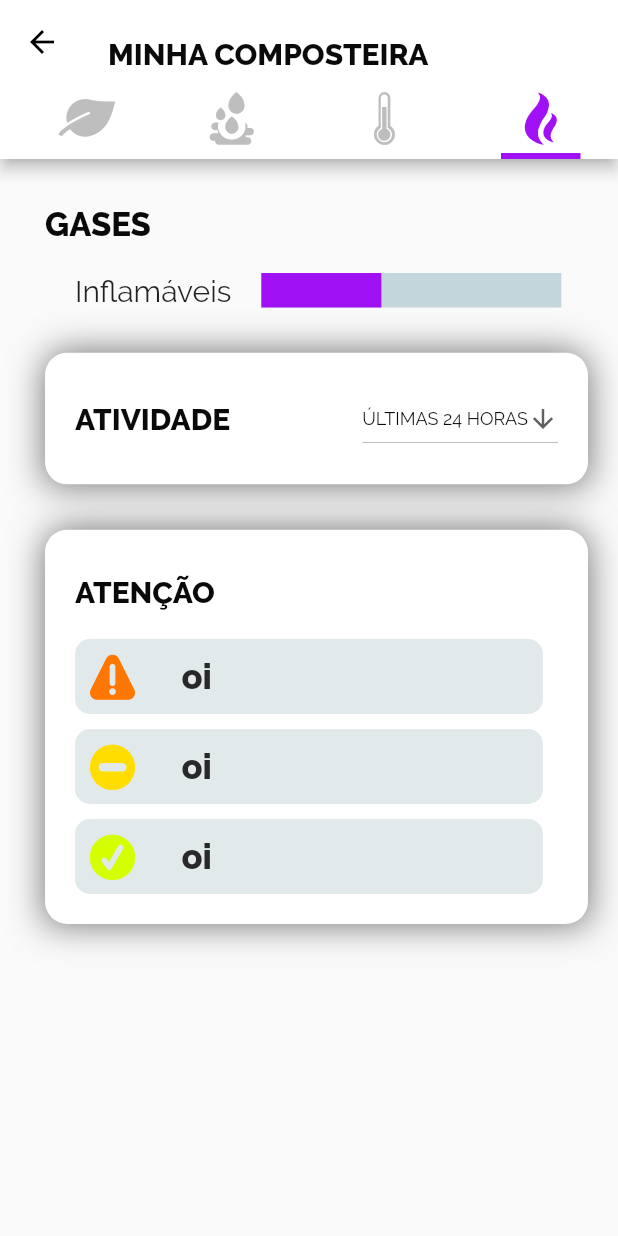
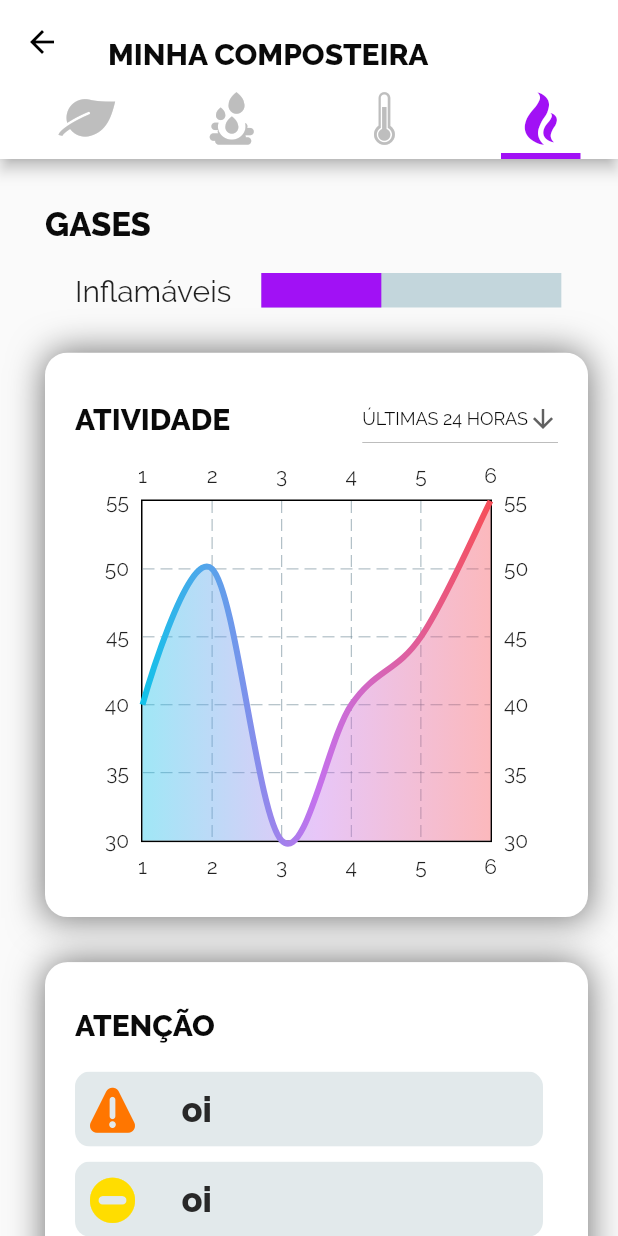
Before and after one commit to GabrielleBarbosa/SmartHummus, a Flutter app: the ComposterScreen screen opened directly, tab 4 chosen, on a phone screen of 412 x 824 dp. Run offline on Flutter 3.47's test engine with Material 2 defaults, Android fonts, the light colour scheme and no system bars; drawn by our look-alikes of fl_chart, percent_indicator; our stand-ins replace firebase_auth, google_fonts, google_sign_in; accounts and stored records are empty.

Commit message:
gráficos com fl_charts

```diff
--- a/app/smarthummus_app/lib/cards/chart_card.dart
+++ b/app/smarthummus_app/lib/cards/chart_card.dart
@@ -1,14 +1,67 @@
+import 'package:fl_chart/fl_chart.dart';
 import 'package:flutter/material.dart';
 import 'package:google_fonts/google_fonts.dart';
 
 class ChartCard extends StatefulWidget {
+
+  List<double> valores;
+
+  ChartCard(this.valores);
+
   @override
-  _ChartCardState createState() => _ChartCardState();
+  _ChartCardState createState() => _ChartCardState(this.valores);
 }
 
 class _ChartCardState extends State<ChartCard> {
   String dropdownValue = "ÚLTIMAS 24 HORAS";
-  num values;
+  List<double> valores;
+
+  _ChartCardState(this.valores);
+
+  List<FlSpot> allSpots = List<FlSpot>();
+
+  List<LineChartBarData> lineBarsData = List<LineChartBarData>();
+
+  @override
+  void initState() {
+    // TODO: implement initState
+    super.initState();
+    num i = 1.0;
+    for(num val in valores){
+      allSpots.add(FlSpot(i, val));
+      i++;
+    }
+
+    lineBarsData = [
+      LineChartBarData(
+          spots: allSpots,
+          isCurved: true,
+          barWidth: 4,
+          shadow: const Shadow(
+            blurRadius: 8,
+            color: Colors.black,
+          ),
+          belowBarData: BarAreaData(
+            show: true,
+            colors: [
+              const Color(0xff12c2e9).withOpacity(0.4),
+              const Color(0xffc471ed).withOpacity(0.4),
+              const Color(0xfff64f59).withOpacity(0.4),
+            ],
+          ),
+          dotData: FlDotData(show: false),
+          colors: [
+            const Color(0xff12c2e9),
+            const Color(0xffc471ed),
+            const Color(0xfff64f59),
+          ],
+          colorStops: [
+            0.1,
+            0.4,
+            0.9
+          ]),
+    ];
+  }
 
   @override
   Widget build(BuildContext context) {
@@ -62,6 +115,12 @@ class _ChartCardState extends State<ChartCard> {
                           }).toList(),
                         )
                       ],
+                    ),
+                    LineChart(
+                      LineChartData(
+                        // read about it in the below section
+                        lineBarsData: lineBarsData
+                      ),
                     )
                   ],
                 ),
--- a/app/smarthummus_app/lib/screens/gases_screen.dart
+++ b/app/smarthummus_app/lib/screens/gases_screen.dart
@@ -12,6 +12,7 @@ class GasesScreen extends StatefulWidget {
 class _GasesScreenState extends State<GasesScreen> {
 
   double flammableValue = 0.4;
+  List<double> values = [40,50,30,40,45,55];
 
   @override
   Widget build(BuildContext context) {
@@ -47,7 +48,7 @@ class _GasesScreenState extends State<GasesScreen> {
                     ),
                   ),
                 ),
-                ChartCard(),
+                ChartCard(values),
                 WarningsCard()
               ],
             ),
--- a/app/smarthummus_app/lib/screens/humidity_screen.dart
+++ b/app/smarthummus_app/lib/screens/humidity_screen.dart
@@ -12,6 +12,7 @@ class HumidityScreen extends StatefulWidget {
 class _HumidityScreenState extends State<HumidityScreen> {
 
   double humidityValue = 0.4;
+  List<double> values = [50,50,56,70,69,30,35];
 
   @override
   Widget build(BuildContext context) {
@@ -47,7 +48,7 @@ class _HumidityScreenState extends State<HumidityScreen> {
                     ),
                   ),
                 ),
-                ChartCard(),
+                ChartCard(values),
                 WarningsCard()
               ],
             ),
--- a/app/smarthummus_app/lib/screens/temperature_screen.dart
+++ b/app/smarthummus_app/lib/screens/temperature_screen.dart
@@ -13,6 +13,8 @@ class _TemperatureScreenState extends State<TemperatureScreen> {
   String dropdownValue = "Celsius";
   double temperatureValue = 35;
   String temperatureText = "35°C";
+
+  List<double> values = [26.0,27.0,30.0,32.0,30.0,28.0,29.0];
 
   @override
   Widget build(BuildContext context) {
@@ -96,7 +98,7 @@ class _TemperatureScreenState extends State<TemperatureScreen> {
               ),
             ),
           ),
-          ChartCard(),
+          ChartCard(values),
           WarningsCard()
         ],
       ),
--- a/app/smarthummus_app/pubspec.yaml
+++ b/app/smarthummus_app/pubspec.yaml
@@ -36,6 +36,7 @@ dependencies:
   google_sign_in: ^4.1.1
 
   url_launcher: ^5.4.11
+  fl_chart: ^0.11.1
 
 dev_dependencies:
   flutter_test:
```
Also changed, not shown: app/smarthummus_app/pubspec.lock.
